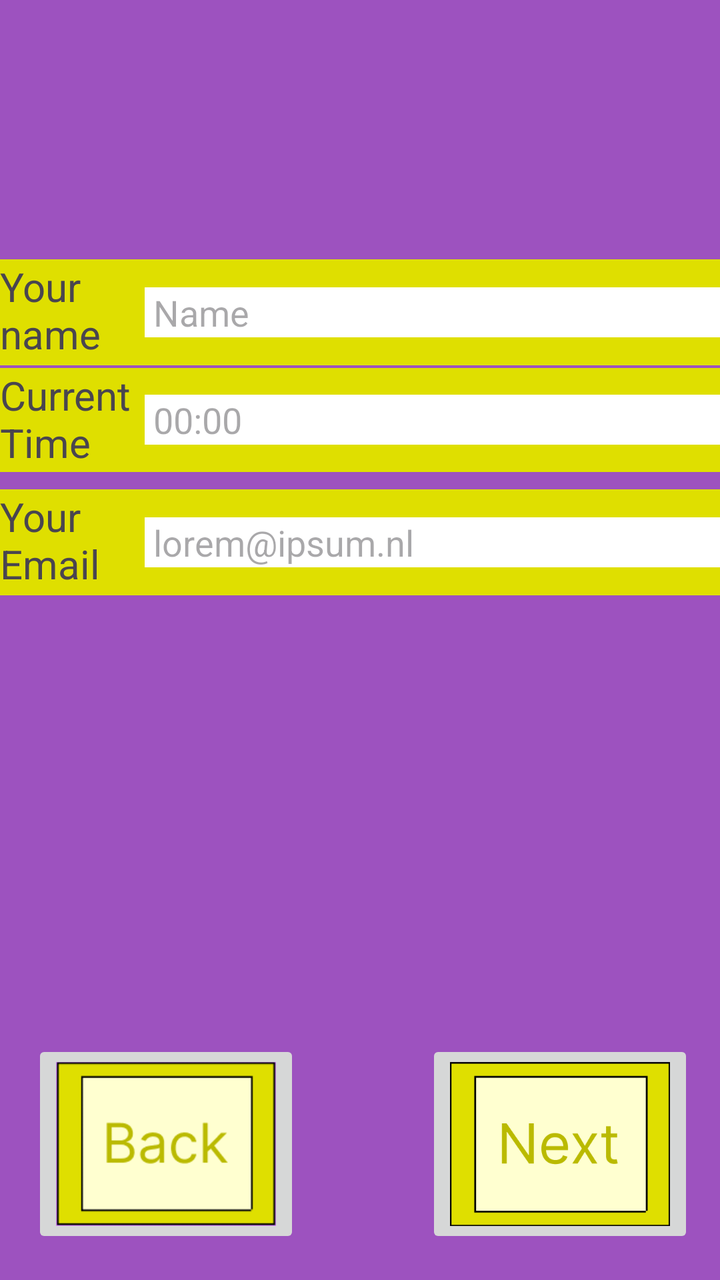
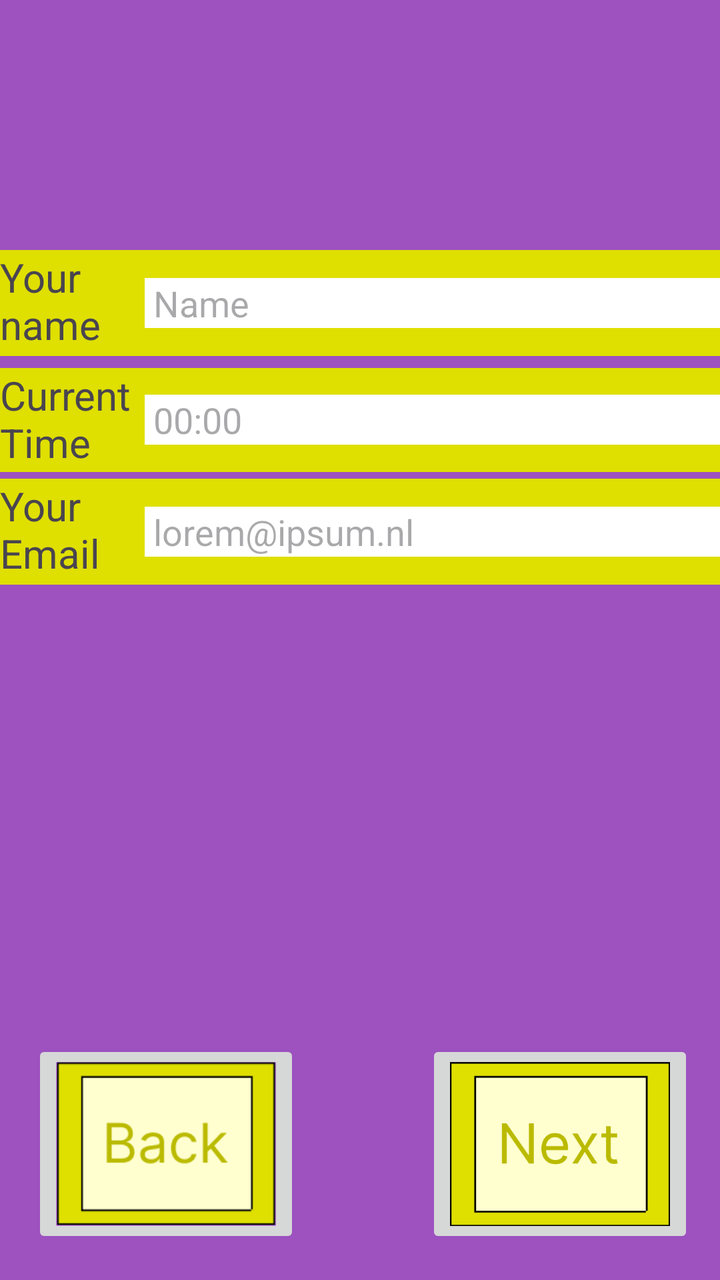

Screens rendered from an Android XML layout before and after an edit, with the pre-edit source and the edit as a unified diff.
<!-- AndroidManifest.xml: application theme Theme.Tiktikontheclock -->
<!-- res/layout/activity_main2.xml -->
<?xml version="1.0" encoding="utf-8"?>
<androidx.constraintlayout.widget.ConstraintLayout xmlns:android="http://schemas.android.com/apk/res/android"
    xmlns:app="http://schemas.android.com/apk/res-auto"
    xmlns:tools="http://schemas.android.com/tools"
    android:id="@+id/main"
    android:layout_width="match_parent"
    android:layout_height="match_parent"
    android:background="#9D52BF"
    tools:context=".MainActivity2" >

    <LinearLayout
        android:layout_width="361dp"
        android:layout_height="52dp"
        android:layout_weight="1"
        android:background="#DFDF00"
        android:orientation="horizontal"
        app:layout_constraintBottom_toBottomOf="parent"
        app:layout_constraintEnd_toEndOf="parent"
        app:layout_constraintStart_toStartOf="parent"
        app:layout_constraintTop_toTopOf="parent"
        app:layout_constraintVertical_bias="0.313">

        <TextView
            android:id="@+id/CurrentTimeText"
            android:layout_width="68dp"
            android:layout_height="53dp"
            android:layout_weight="1"
            android:text="Current Time"
            android:textSize="20dp" />

        <EditText
            android:id="@+id/CurrentTimeedit"
            android:layout_width="284dp"
            android:layout_height="25dp"
            android:layout_gravity="center"
            android:hint=" 00:00"
            android:layout_weight="1"
            android:background="@color/white"
            android:ems="10"
            android:inputType="text" />
    </LinearLayout>

    <LinearLayout
        android:layout_width="361dp"
        android:layout_height="53dp"
        android:background="#DFDF00"
        android:orientation="horizontal"
        app:layout_constraintBottom_toBottomOf="parent"
        app:layout_constraintEnd_toEndOf="parent"
        app:layout_constraintStart_toStartOf="parent"
        app:layout_constraintTop_toTopOf="parent"
        app:layout_constraintVertical_bias="0.221">

        <TextView
            android:id="@+id/YourNameText"
            android:layout_width="68dp"
            android:layout_height="53dp"
            android:layout_weight="1"
            android:text="Your name "
            android:textSize="20dp" />

        <EditText
            android:id="@+id/YourNameedit"
            android:layout_width="284dp"
            android:layout_height="25dp"
            android:layout_gravity="center"
            android:layout_weight="1"
            android:background="@color/white"
            android:ems="10"
            android:hint=" Name"
            android:inputType="text"
            android:text="" />
    </LinearLayout>

    <LinearLayout
        android:layout_width="361dp"
        android:layout_height="53dp"
        android:background="#DFDF00"
        android:orientation="horizontal"
        app:layout_constraintBottom_toBottomOf="parent"
        app:layout_constraintEnd_toEndOf="parent"
        app:layout_constraintStart_toStartOf="parent"
        app:layout_constraintTop_toTopOf="parent"
        app:layout_constraintVertical_bias="0.417">

        <TextView
            android:id="@+id/YourEmailText"
            android:layout_width="68dp"
            android:layout_height="53dp"
            android:layout_weight="1"
            android:text="Your  Email"
            android:textSize="20dp" />

        <EditText
            android:id="@+id/YourEmailEdit"
            android:layout_width="284dp"
            android:layout_height="25dp"
            android:layout_gravity="center"
            android:layout_weight="1"
            android:background="@color/white"
            android:ems="10"
            android:hint=" lorem@ipsum.nl"
            android:inputType="text"
            android:text="" />
    </LinearLayout>

    <ImageButton
        android:id="@+id/BackButtonP2"
        android:layout_width="134dp"
        android:layout_height="104dp"
        android:layout_marginStart="16dp"
        android:layout_marginBottom="16dp"
        android:scaleType="fitCenter"
        app:layout_constraintBottom_toBottomOf="parent"
        app:layout_constraintStart_toStartOf="parent"
        app:srcCompat="@drawable/schermafbeelding_2026_10_07_141405" />

    <ImageButton
        android:id="@+id/NextButtonP2"
        android:layout_width="134dp"
        android:layout_height="104dp"
        android:layout_marginBottom="16dp"
        android:scaleType="fitCenter"
        app:layout_constraintBottom_toBottomOf="parent"
        app:layout_constraintEnd_toEndOf="parent"
        app:layout_constraintHorizontal_bias="0.942"
        app:layout_constraintStart_toStartOf="parent"
        app:srcCompat="@drawable/schermafbeelding_2026_10_20_113520" />

</androidx.constraintlayout.widget.ConstraintLayout>
<!-- resources referenced by this layout -->
<resources>
  <color name="white">#FFFFFFFF</color>
  <!-- drawable schermafbeelding_2026_10_07_141405: png bitmap (drawable, 3193 bytes) -->
  <!-- drawable schermafbeelding_2026_10_20_113520: png bitmap (drawable, 5453 bytes) -->
  <style name="Theme.Tiktikontheclock" parent="Base.Theme.Tiktikontheclock" />
  <style name="Base.Theme.Tiktikontheclock" parent="Theme.Material3.DayNight.NoActionBar">
          
          
      </style>
</resources>

<!-- the commit's change to res/layout/activity_main2.xml (unified diff, before → after) -->
@@ -49,7 +49,7 @@
         app:layout_constraintEnd_toEndOf="parent"
         app:layout_constraintStart_toStartOf="parent"
         app:layout_constraintTop_toTopOf="parent"
-        app:layout_constraintVertical_bias="0.221">
+        app:layout_constraintVertical_bias="0.213">
 
         <TextView
             android:id="@+id/YourNameText"
@@ -81,7 +81,7 @@
         app:layout_constraintEnd_toEndOf="parent"
         app:layout_constraintStart_toStartOf="parent"
         app:layout_constraintTop_toTopOf="parent"
-        app:layout_constraintVertical_bias="0.417">
+        app:layout_constraintVertical_bias="0.408">
 
         <TextView
             android:id="@+id/YourEmailText"
